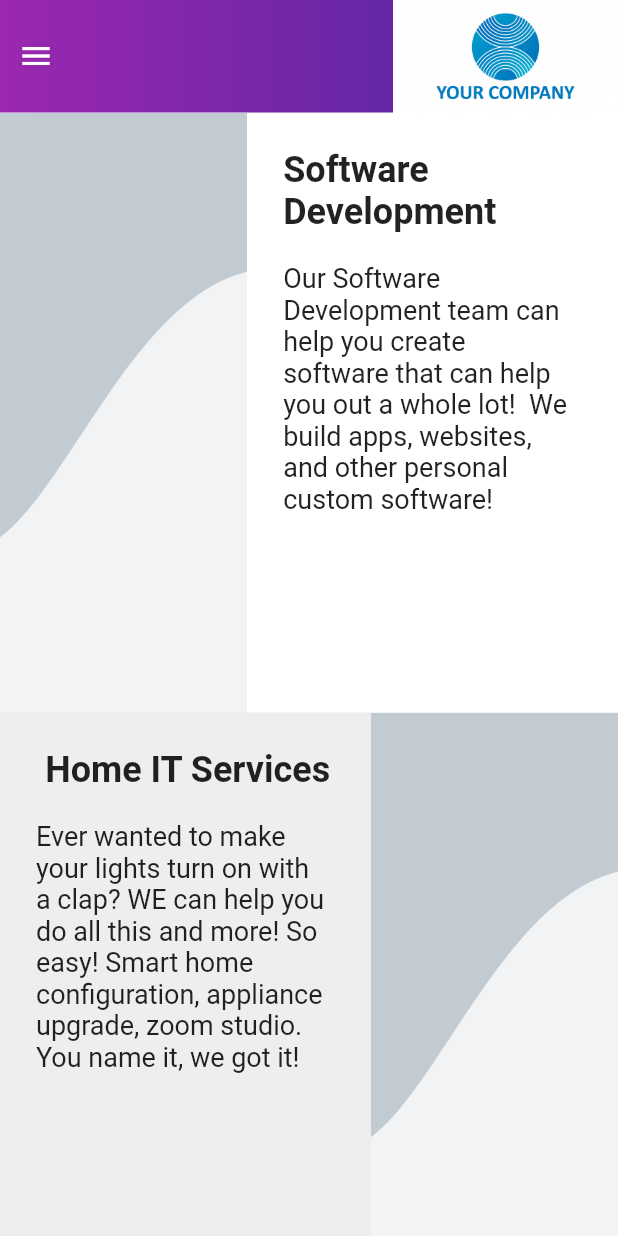
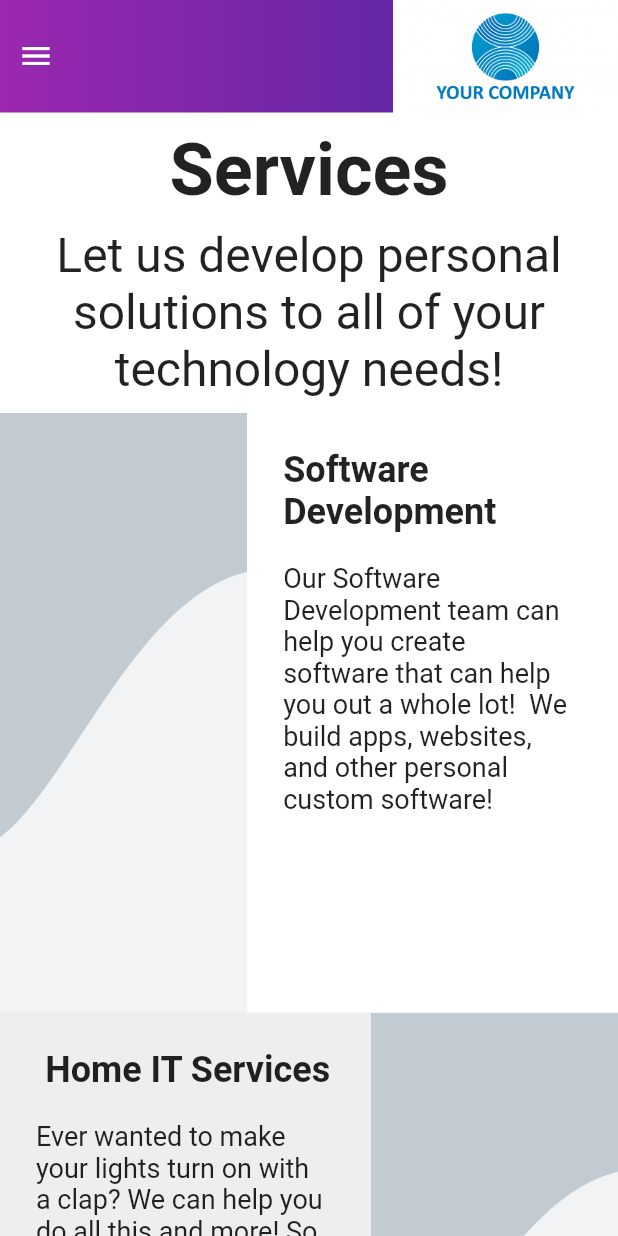
Before and after one commit to b34st80y/gtech_site, a Flutter app: the ServicesView screen opened by its route, on a phone screen of 412 x 824 dp. Run offline on Flutter 3.47's test engine with Material 2 defaults, Android fonts, the light colour scheme and no system bars; our stand-ins replace responsive_builder.

Commit message:
added services header

```diff
--- a/lib/views/main/main_view.dart
+++ b/lib/views/main/main_view.dart
@@ -12,6 +12,7 @@ class MainView extends StatelessWidget {
   Widget build(BuildContext context) {
     return ResponsiveBuilder(builder: (context, sizeInfo) {
       return Scaffold(
+        backgroundColor: Colors.white,
         drawer: sizeInfo.isMobile ? NavigationDrawer() : null,
         body: Column(
           children: [
--- a/lib/views/services/services_view.dart
+++ b/lib/views/services/services_view.dart
@@ -1,5 +1,6 @@
 import 'package:flutter/material.dart';
 import 'package:gtech_site/widgets/service_tile/service_tile.dart';
+import 'package:gtech_site/widgets/services_header/services_header.dart';
 
 class ServicesView extends StatelessWidget {
   @override
@@ -7,7 +8,7 @@ class ServicesView extends StatelessWidget {
     return SingleChildScrollView(
       child: Column(
         children: [
-          //ServicesHeader(),
+          ServicesHeader(),
           ServiceTile(
             title: "Software Development",
             desc:
@@ -19,7 +20,7 @@ class ServicesView extends StatelessWidget {
           ServiceTile(
             title: "Home IT Services",
             desc:
-                "Ever wanted to make your lights turn on with a clap? WE can help you do all this and more! So easy! "
+                "Ever wanted to make your lights turn on with a clap? We can help you do all this and more! So easy! "
                 "Smart home configuration, appliance upgrade, zoom studio. You name it, we got it!",
             colors: [Colors.red, Colors.redAccent],
             imagePath: "assets/images/placeholder.png",
@@ -36,8 +37,8 @@ class ServicesView extends StatelessWidget {
           ServiceTile(
             title: "PC & Mobile Device Repair / Maintenance",
             desc:
-                "Our Software Development team can help you create software that can help you out a whole lot!  "
-                "We build apps, websites, and more personal custom software!",
+                "Our top of the line repair technicians can fix almost anything!  Phones, tablets, "
+                    "laptops, PCs or any other electronics; if we cant fix it, you don't pay a dime! ",
             colors: [Colors.purple, Colors.purpleAccent],
             imagePath: "assets/images/placeholder.png",
             reversed: true,
--- a/lib/widgets/services_header/services_header.dart
+++ b/lib/widgets/services_header/services_header.dart
@@ -3,6 +3,24 @@ import 'package:flutter/material.dart';
 class ServicesHeader extends StatelessWidget {
   @override
   Widget build(BuildContext context) {
-    return Container();
+    return Container(
+      height: 200,
+      width: MediaQuery.of(context).size.width,
+      child: Column(
+        mainAxisAlignment: MainAxisAlignment.spaceEvenly,
+        crossAxisAlignment: CrossAxisAlignment.center,
+        children: [
+          Text(
+            "Services",
+            style: TextStyle(fontSize: 48, fontWeight: FontWeight.w600),
+          ),
+          Text(
+            "Let us develop personal solutions to all "
+            "of your technology needs!",textAlign: TextAlign.center,
+            style: TextStyle(fontSize: 32, fontWeight: FontWeight.w400,),
+          ),
+        ],
+      ),
+    );
   }
 }
```
